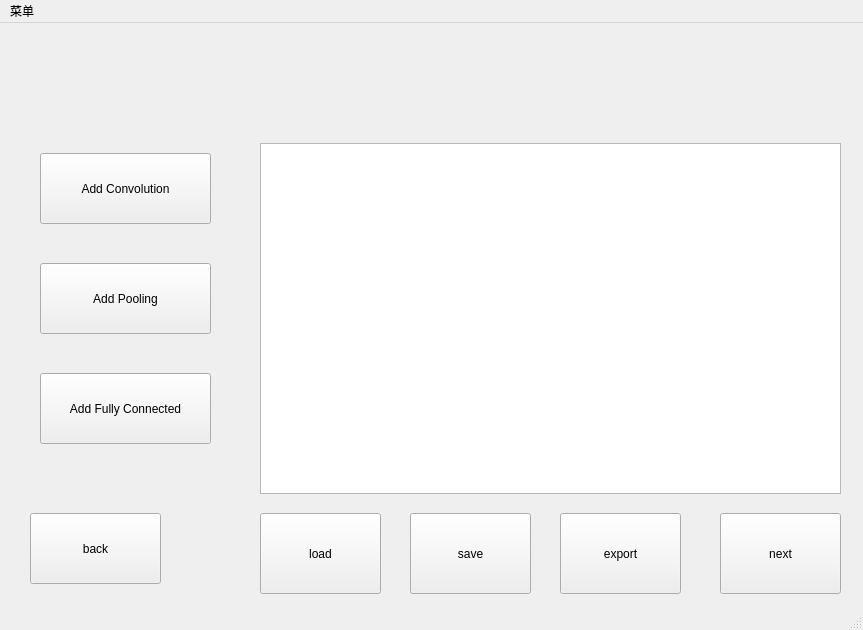
Before: the Qt Designer form GUI/design.ui in k3bluesky/CV_toolBox, drawn with Qt 5.
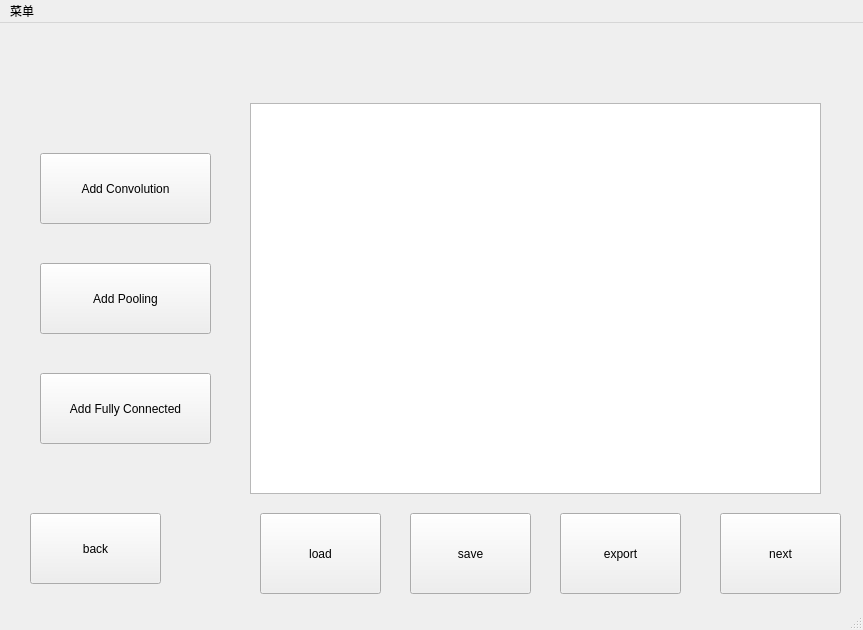
After: the same form once the commit is applied.

Commit message: 编写design模块的功能

Patch:
```diff
--- a/GUI/design.ui
+++ b/GUI/design.ui
@@ -79,17 +79,7 @@
      <string>Add Fully Connected</string>
     </property>
    </widget>
-   <widget class="QListView" name="listView">
-    <property name="geometry">
-     <rect>
-      <x>260</x>
-      <y>120</y>
-      <width>581</width>
-      <height>351</height>
-     </rect>
-    </property>
-   </widget>
-   <widget class="QPushButton" name="next_2">
+   <widget class="QPushButton" name="saveButton">
     <property name="geometry">
      <rect>
       <x>410</x>
@@ -128,6 +118,16 @@
      <string>export</string>
     </property>
    </widget>
+   <widget class="QListWidget" name="listWidget">
+    <property name="geometry">
+     <rect>
+      <x>250</x>
+      <y>80</y>
+      <width>571</width>
+      <height>391</height>
+     </rect>
+    </property>
+   </widget>
   </widget>
   <widget class="QMenuBar" name="menubar">
    <property name="geometry">
```
Left out of the diff: 8 changed lines with no effect on the pictures. The commit also changes 10 other files.
